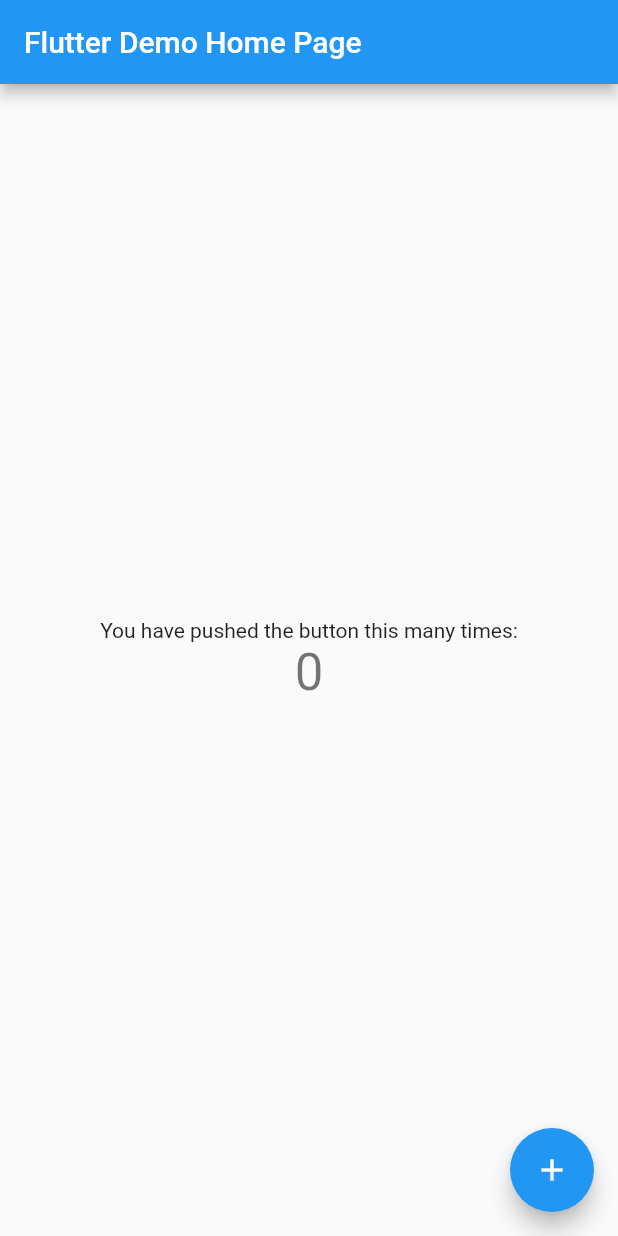
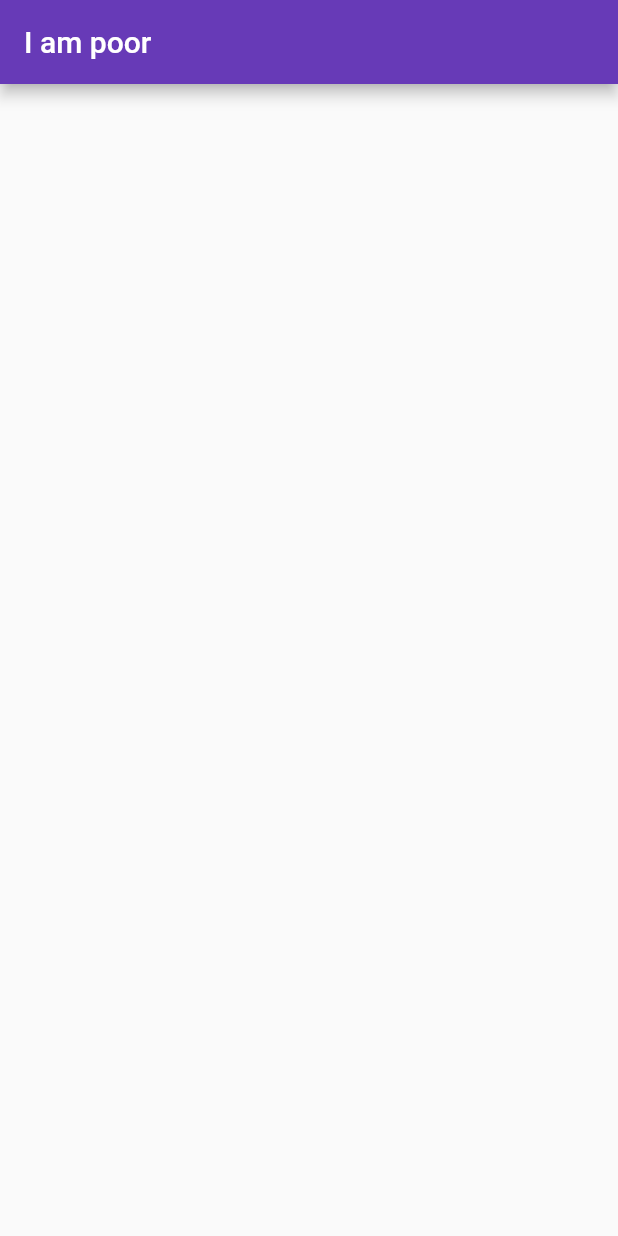
Before and after one commit to AKrishnaab/test_ci_cd, a Flutter app: the screen it shows after launch, on a phone screen of 412 x 824 dp. Run offline on Flutter 3.47's test engine with Material 2 defaults, Android fonts, the phone set to English and light mode, and no system bars.

Commit message:
minor changes

```diff
--- a/lib/main.dart
+++ b/lib/main.dart
@@ -1,113 +1,17 @@
 import 'package:flutter/material.dart';
 
 void main() {
-  runApp(MyApp());
-}
-
-class MyApp extends StatelessWidget {
-  // This widget is the root of your application.
-  @override
-  Widget build(BuildContext context) {
-    return MaterialApp(
-      title: 'Flutter Demo',
-      theme: ThemeData(
-        // This is the theme of your application.
-        //
-        // Try running your application with "flutter run". You'll see the
-        // application has a blue toolbar. Then, without quitting the app, try
-        // changing the primarySwatch below to Colors.green and then invoke
-        // "hot reload" (press "r" in the console where you ran "flutter run",
-        // or simply save your changes to "hot reload" in a Flutter IDE).
-        // Notice that the counter didn't reset back to zero; the application
-        // is not restarted.
-        primarySwatch: Colors.blue,
-      ),
-      home: MyHomePage(title: 'Flutter Demo Home Page'),
-    );
-  }
-}
-
-class MyHomePage extends StatefulWidget {
-  MyHomePage({Key? key, required this.title}) : super(key: key);
-
-  // This widget is the home page of your application. It is stateful, meaning
-  // that it has a State object (defined below) that contains fields that affect
-  // how it looks.
-
-  // This class is the configuration for the state. It holds the values (in this
-  // case the title) provided by the parent (in this case the App widget) and
-  // used by the build method of the State. Fields in a Widget subclass are
-  // always marked "final".
-
-  final String title;
-
-  @override
-  _MyHomePageState createState() => _MyHomePageState();
-}
-
-class _MyHomePageState extends State<MyHomePage> {
-  int _counter = 0;
-
-  void _incrementCounter() {
-    setState(() {
-      // This call to setState tells the Flutter framework that something has
-      // changed in this State, which causes it to rerun the build method below
-      // so that the display can reflect the updated values. If we changed
-      // _counter without calling setState(), then the build method would not be
-      // called again, and so nothing would appear to happen.
-      _counter++;
-    });
-  }
-
-  @override
-  Widget build(BuildContext context) {
-    // This method is rerun every time setState is called, for instance as done
-    // by the _incrementCounter method above.
-    //
-    // The Flutter framework has been optimized to make rerunning build methods
-    // fast, so that you can just rebuild anything that needs updating rather
-    // than having to individually change instances of widgets.
-    return Scaffold(
-      appBar: AppBar(
-        // Here we take the value from the MyHomePage object that was created by
-        // the App.build method, and use it to set our appbar title.
-        title: Text(widget.title),
-      ),
-      body: Center(
-        // Center is a layout widget. It takes a single child and positions it
-        // in the middle of the parent.
-        child: Column(
-          // Column is also a layout widget. It takes a list of children and
-          // arranges them vertically. By default, it sizes itself to fit its
-          // children horizontally, and tries to be as tall as its parent.
-          //
-          // Invoke "debug painting" (press "p" in the console, choose the
-          // "Toggle Debug Paint" action from the Flutter Inspector in Android
-          // Studio, or the "Toggle Debug Paint" command in Visual Studio Code)
-          // to see the wireframe for each widget.
-          //
-          // Column has various properties to control how it sizes itself and
-          // how it positions its children. Here we use mainAxisAlignment to
-          // center the children vertically; the main axis here is the vertical
-          // axis because Columns are vertical (the cross axis would be
-          // horizontal).
-          mainAxisAlignment: MainAxisAlignment.center,
-          children: <Widget>[
-            Text(
-              'You have pushed the button this many times:',
-            ),
-            Text(
-              '$_counter',
-              style: Theme.of(context).textTheme.headline4,
-            ),
-          ],
+  runApp(
+    MaterialApp(
+      home: Scaffold(
+        appBar: AppBar(
+          title: Text('I am poor'),
+          backgroundColor: Colors.deepPurple,
+        ),
+        body: Center(
+          child: Text(''),
         ),
       ),
-      floatingActionButton: FloatingActionButton(
-        onPressed: _incrementCounter,
-        tooltip: 'Increment',
-        child: Icon(Icons.add),
-      ), // This trailing comma makes auto-formatting nicer for build methods.
-    );
-  }
+    ),
+  );
 }
```
